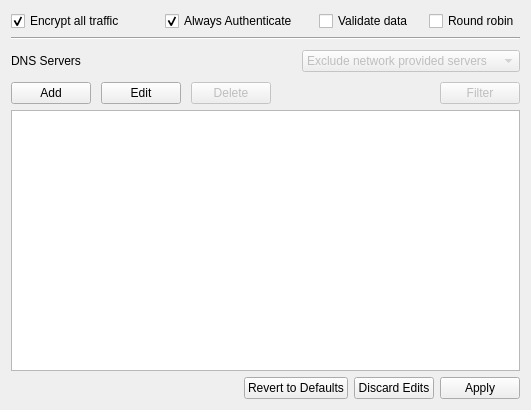
First picture: the form in networkprofilewidget.ui, repository Sinodun/Stubby_Manager, before the edit.
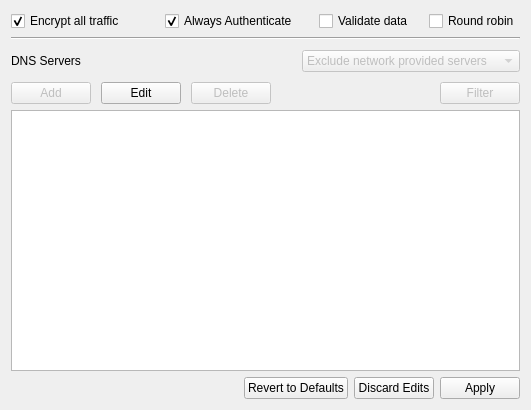
Second picture: the form after the edit.

```diff
--- a/networkprofilewidget.ui
+++ b/networkprofilewidget.ui
@@ -128,7 +128,7 @@
            <item>
             <widget class="QPushButton" name="addServerButton">
              <property name="enabled">
-              <bool>true</bool>
+              <bool>false</bool>
              </property>
              <property name="text">
               <string>Add</string>
```
